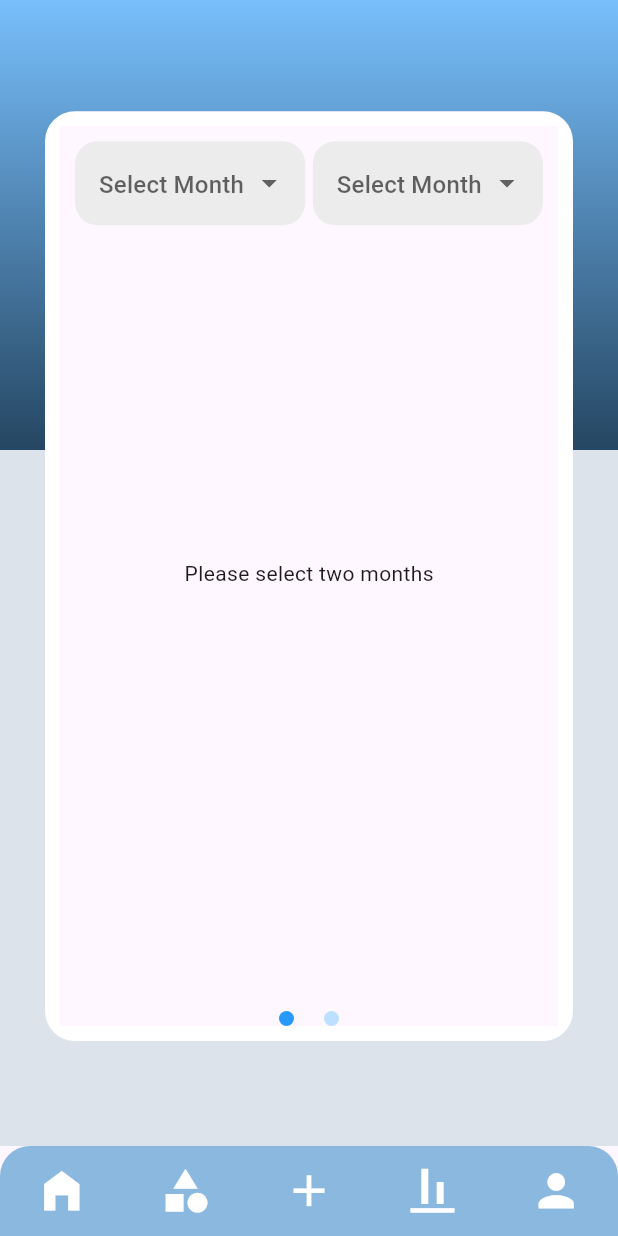
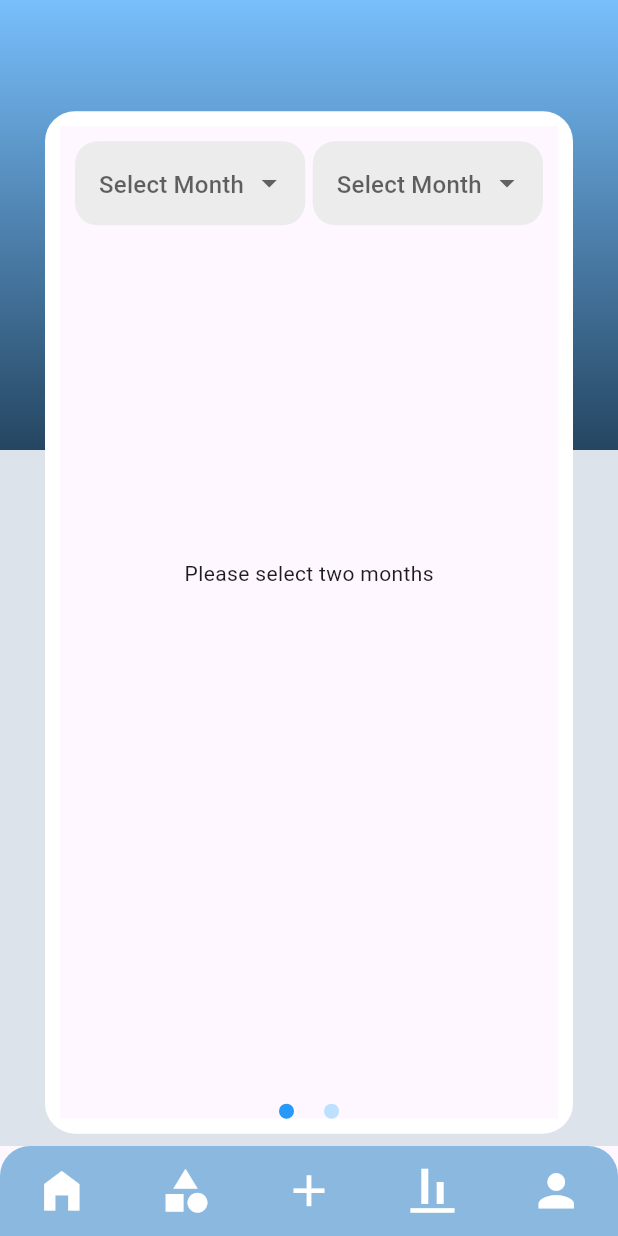
Before and after one commit to eter-null/spendwise-tracker, a Flutter app: the AnalysisPage screen opened directly, on a phone screen of 412 x 824 dp. Run offline on Flutter 3.47's test engine with Material 3 defaults, Android fonts, the phone set to English and light mode, and no system bars; drawn by our look-alikes of smooth_page_indicator; our stand-ins replace charts_flutter, cloud_firestore, firebase_auth, firebase_core, fl_chart, google_fonts and 2 more; missing offline and left inert: profile; accounts and stored records are empty.

```diff
--- a/lib/screens/analysis_page.dart
+++ b/lib/screens/analysis_page.dart
@@ -41,7 +41,7 @@ class _AnalysisPage extends State<AnalysisPage> {
         children: [
           CustomBackground(
             isNavbar: true,
-            margin: EdgeInsets.only(top: MediaQuery.of(context).size.height * 0.09, bottom: 70, left: 30, right: 30),
+            margin: EdgeInsets.only(top: MediaQuery.of(context).size.height * 0.09, bottom: MediaQuery.of(context).size.height * 0.01, left: 30, right: 30),
               child: Scaffold(
                   resizeToAvoidBottomInset: false,
                   body: Padding(
```
